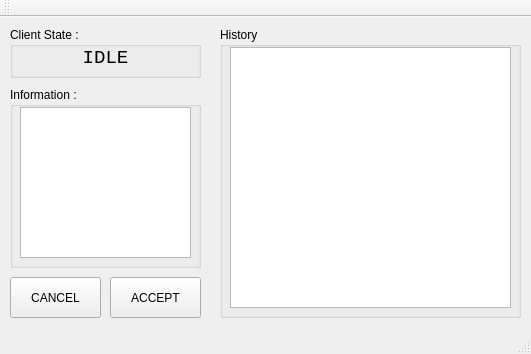
First picture: the form in Distributed Computing System/Client/mainwindow.ui, repository bosley/OPAS, before the edit.
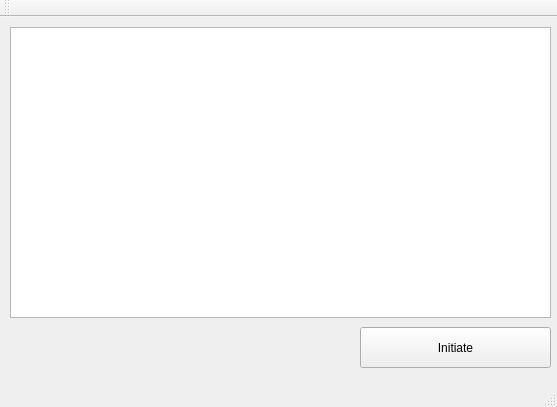
Second picture: the form after the edit.

Diff of the .ui file:
```diff
--- a/Distributed Computing System/Client/mainwindow.ui
+++ b/Distributed Computing System/Client/mainwindow.ui
@@ -6,135 +6,39 @@
    <rect>
     <x>0</x>
     <y>0</y>
-    <width>531</width>
-    <height>354</height>
+    <width>557</width>
+    <height>407</height>
    </rect>
   </property>
-  <property name="minimumSize">
-   <size>
-    <width>213</width>
-    <height>354</height>
-   </size>
-  </property>
-  <property name="maximumSize">
-   <size>
-    <width>531</width>
-    <height>354</height>
-   </size>
-  </property>
   <property name="windowTitle">
    <string>434C - Bosley</string>
   </property>
   <widget class="QWidget" name="centralWidget">
-   <widget class="QGroupBox" name="groupBox">
+   <widget class="QPlainTextEdit" name="plainTextEdit">
     <property name="geometry">
      <rect>
       <x>10</x>
       <y>10</y>
-      <width>191</width>
-      <height>51</height>
-     </rect>
-    </property>
-    <property name="title">
-     <string>Client State :</string>
-    </property>
-    <widget class="QLabel" name="labelClientState">
-     <property name="geometry">
-      <rect>
-       <x>10</x>
-       <y>20</y>
-       <width>171</width>
-       <height>21</height>
-      </rect>
-     </property>
-     <property name="font">
-      <font>
-       <family>Courier New</family>
-       <pointsize>14</pointsize>
-      </font>
-     </property>
-     <property name="text">
-      <string>IDLE</string>
-     </property>
-     <property name="alignment">
-      <set>Qt::AlignCenter</set>
-     </property>
-    </widget>
-   </widget>
-   <widget class="QPushButton" name="acceptButton">
-    <property name="geometry">
-     <rect>
-      <x>110</x>
-      <y>260</y>
-      <width>91</width>
-      <height>41</height>
-     </rect>
-    </property>
-    <property name="text">
-     <string>ACCEPT</string>
-    </property>
-   </widget>
-   <widget class="QGroupBox" name="groupBox_2">
-    <property name="geometry">
-     <rect>
-      <x>10</x>
-      <y>70</y>
-      <width>191</width>
-      <height>181</height>
-     </rect>
-    </property>
-    <property name="title">
-     <string>Information :</string>
-    </property>
-    <widget class="QPlainTextEdit" name="informationOut">
-     <property name="geometry">
-      <rect>
-       <x>10</x>
-       <y>20</y>
-       <width>171</width>
-       <height>151</height>
-      </rect>
-     </property>
-     <property name="readOnly">
-      <bool>true</bool>
-     </property>
-    </widget>
-   </widget>
-   <widget class="QPushButton" name="cancelButton">
-    <property name="geometry">
-     <rect>
-      <x>10</x>
-      <y>260</y>
-      <width>91</width>
-      <height>41</height>
-     </rect>
-    </property>
-    <property name="text">
-     <string>CANCEL</string>
-    </property>
-   </widget>
-   <widget class="QGroupBox" name="groupBox_3">
-    <property name="geometry">
-     <rect>
-      <x>220</x>
-      <y>10</y>
-      <width>301</width>
+      <width>541</width>
       <height>291</height>
      </rect>
     </property>
-    <property name="title">
-     <string>History</string>
+    <property name="readOnly">
+     <bool>true</bool>
     </property>
-    <widget class="QTableWidget" name="tableWidget">
-     <property name="geometry">
-      <rect>
-       <x>10</x>
-       <y>20</y>
-       <width>281</width>
-       <height>261</height>
-      </rect>
-     </property>
-    </widget>
+   </widget>
+   <widget class="QPushButton" name="pushButton">
+    <property name="geometry">
+     <rect>
+      <x>360</x>
+      <y>310</y>
+      <width>191</width>
+      <height>41</height>
+     </rect>
+    </property>
+    <property name="text">
+     <string>Initiate</string>
+    </property>
    </widget>
   </widget>
   <widget class="QMenuBar" name="menuBar">
```
Left out of the diff: 6 changed lines with no effect on the pictures.
